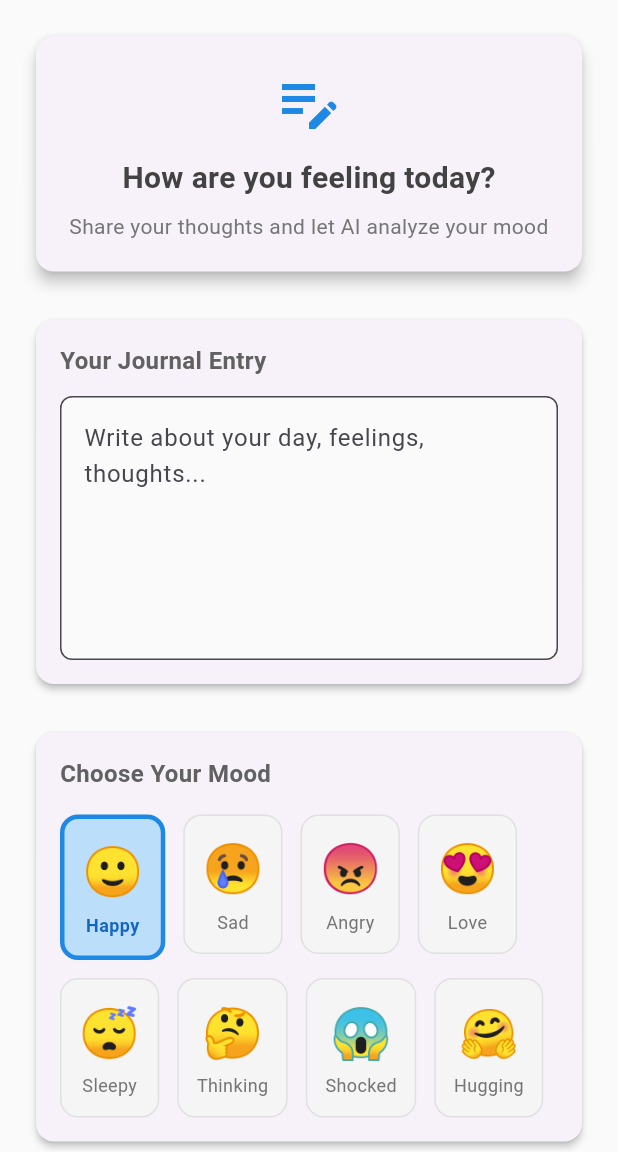
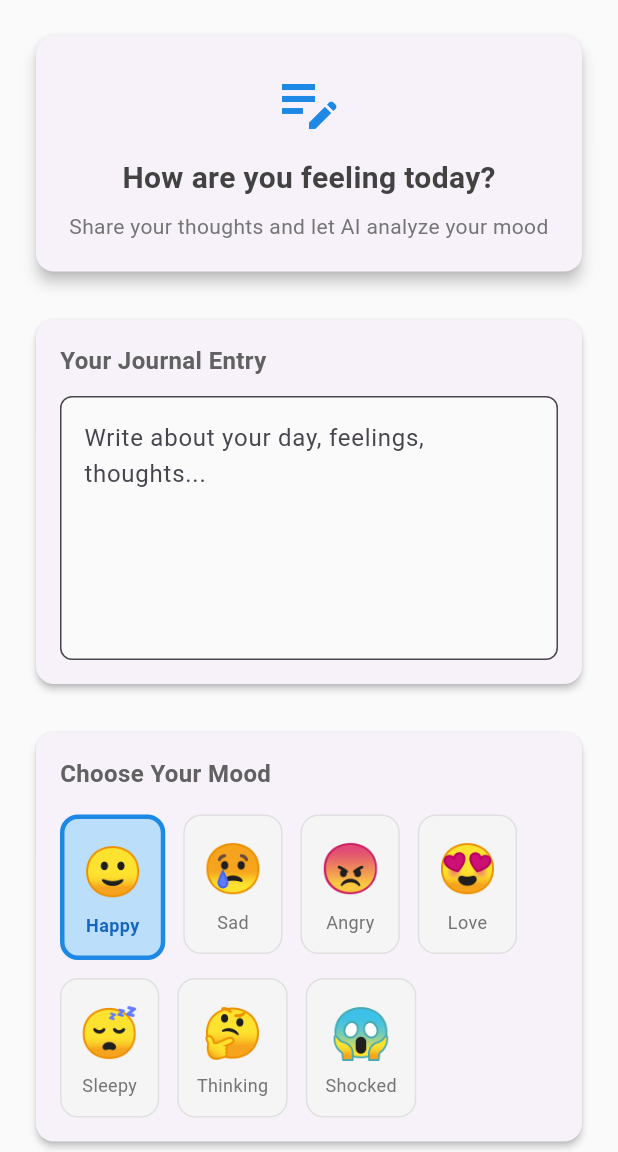
Before and after one commit to asarainbarton/Motate_Project_Showcase, a Flutter app: the screen it shows after launch, on a phone screen of 412 x 824 dp, the part 84-1236 px from its top. Run offline on Flutter 3.47's test engine with Material 3 defaults, Android fonts, the phone set to English and light mode, and no system bars; our stand-ins replace fl_chart.

Commit message:
minor changes

```diff
--- a/frontend/lib/screens/entries_history_screen.dart
+++ b/frontend/lib/screens/entries_history_screen.dart
@@ -11,7 +11,6 @@ const Map<String, String> emojiToText = {
   '😴': 'Sleepy',
   '🤔': 'Thinking',
   '😱': 'Shocked',
-  '🤗': 'Hugging',
 };
 
 class EntriesHistoryScreen extends StatefulWidget {
@@ -64,7 +63,7 @@ class _EntriesHistoryScreenState extends State<EntriesHistoryScreen> {
   void _showEditDialog(JournalEntry entry) {
     final TextEditingController textController = TextEditingController(text: entry.text);
     String selectedEmoji = entry.emoji;
-    final List<String> availableEmojis = ['🙂', '😢', '😠', '😍', '😴', '🤔', '😱', '🤗'];
+    final List<String> availableEmojis = ['🙂', '😢', '😠', '😍', '😴', '🤔', '😱'];
 
     showDialog(
       context: context,
--- a/frontend/lib/screens/journal_entry_screen.dart
+++ b/frontend/lib/screens/journal_entry_screen.dart
@@ -11,7 +11,6 @@ const Map<String, String> emojiToText = {
   '😴': 'Sleepy',
   '🤔': 'Thinking',
   '😱': 'Shocked',
-  '🤗': 'Hugging',
 };
 
 class JournalEntryScreen extends StatefulWidget {
@@ -23,7 +22,7 @@ class _JournalEntryScreenState extends State<JournalEntryScreen> {
   final TextEditingController _controller = TextEditingController();
   String _selectedEmoji = '🙂';
   bool _loading = false;
-  final List<String> _availableEmojis = ['🙂', '😢', '😠', '😍', '😴', '🤔', '😱', '🤗'];
+  final List<String> _availableEmojis = ['🙂', '😢', '😠', '😍', '😴', '🤔', '😱'];
 
   void _submitEntry() async {
     if (_controller.text.trim().isEmpty) {
--- a/frontend/lib/screens/stats_screen.dart
+++ b/frontend/lib/screens/stats_screen.dart
@@ -11,7 +11,6 @@ const Map<String, String> emojiToText = {
   '😴': 'Sleepy',
   '🤔': 'Thinking',
   '😱': 'Shocked',
-  '🤗': 'Hugging',
 };
 
 class StatsScreen extends StatefulWidget {
```
